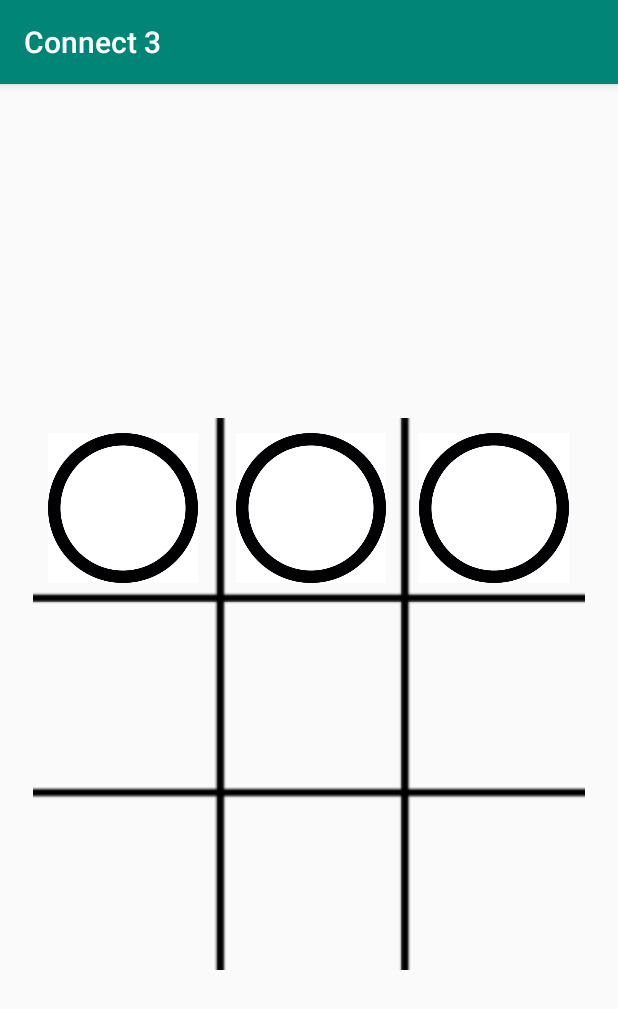
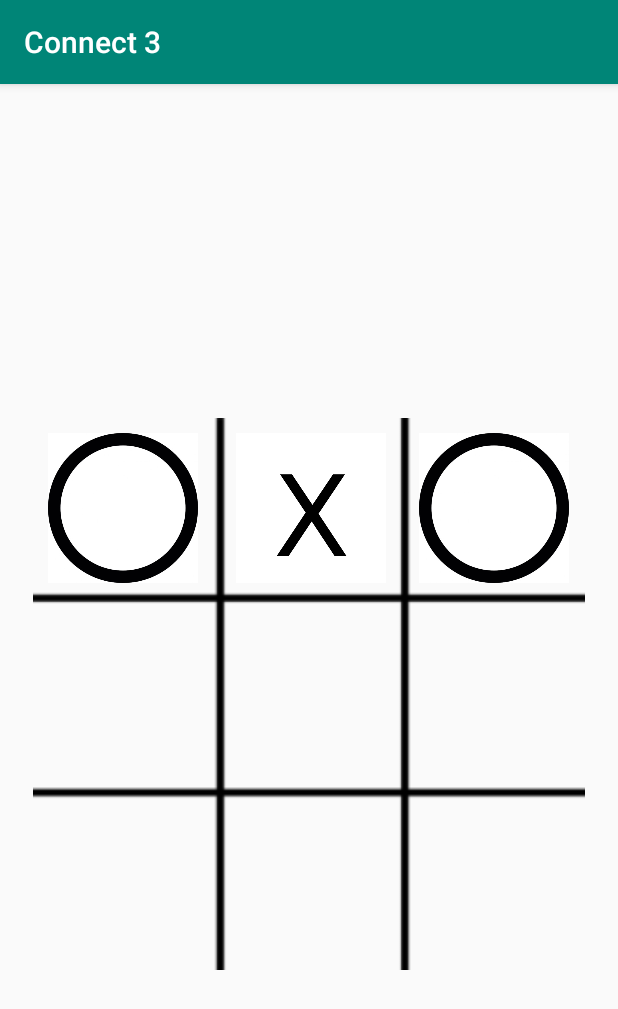
Before and after one commit to samEEG/Tic-Tac-Toe, an Android app: the screen it shows after launch (MainActivity), after a tap on an icon or button, on a phone screen of 412 x 824 dp. Shown: the top 1009 px of the screen. Run offline under Robolectric (Android 15) with nearby library versions, the phone set to English and light mode, and no system bars; 2 other taps on this screen came first.

```diff
--- a/app/src/main/java/com/example/samguraya/connect3/MainActivity.java
+++ b/app/src/main/java/com/example/samguraya/connect3/MainActivity.java
@@ -3,16 +3,69 @@ package com.example.samguraya.connect3;
 import android.support.v7.app.AppCompatActivity;
 import android.os.Bundle;
 import android.view.View;
+import android.widget.Button;
+import android.widget.GridLayout;
 import android.widget.ImageView;
+import android.widget.TextView;
+import android.widget.Toast;
 
 public class MainActivity extends AppCompatActivity {
 
+    //First player is 0, o and second player is 1, x
+    // -1 is empty
+    int[] gameState = {-1, -1, -1, -1, -1, -1, -1, -1, -1};
+    int[][] winningPositions = {{0,1,2},{3,4,5},{6,7,8},{0,3,6},{1,4,7},{2,5,8},{0,4,8},{2,4,6}};
+    int activePlayer = 0;
+    boolean gameActive = true;
     public void dropIn(View view){
         ImageView counter = (ImageView) view;
-        counter.animate().alpha(0);
-        counter.setImageResource(R.drawable.ooo);
-        counter.animate().alpha(1).setDuration(300);
 
+        int tapCounter = Integer.valueOf(counter.getTag().toString());
+        if(gameState[tapCounter] == -1 && gameActive) {
+            counter.animate().alpha(0);
+            gameState[tapCounter] = activePlayer;
+            if (activePlayer == 0) {
+                counter.setImageResource(R.drawable.ooo);
+                activePlayer = 1;
+            } else {
+                counter.setImageResource(R.drawable.xxx);
+                activePlayer = 0;
+            }
+            for (int[] winningPosition : winningPositions) {
+                if (gameState[winningPosition[0]] == gameState[winningPosition[1]] && gameState[winningPosition[1]] == gameState[winningPosition[2]] && gameState[winningPosition[0]] != -1) {
+                    gameActive = false;
+                    String winner = "";
+                    if (activePlayer == 1) {
+                        winner = "O";
+                    } else {
+                        winner = "X";
+                    }
+                    Button playAgainButton = (Button) findViewById(R.id.playAgainButton);
+                    playAgainButton.setVisibility(View.VISIBLE);
+                    TextView winnerTextView = (TextView) findViewById(R.id.winnerTextView);
+                    winnerTextView.setText(winner + " has won");
+                    winnerTextView.setVisibility(View.VISIBLE);
+
+                }
+            }
+            counter.animate().alpha(1).setDuration(300);
+        }
+    }
+    public void playAgain(View view){
+        Button playAgainButton = (Button) findViewById(R.id.playAgainButton);
+        playAgainButton.setVisibility(View.INVISIBLE);
+        TextView winnerTextView = (TextView) findViewById(R.id.winnerTextView);
+        winnerTextView.setVisibility(View.INVISIBLE);
+        android.support.v7.widget.GridLayout gridLayout = (android.support.v7.widget.GridLayout) findViewById(R.id.gridLayout);
+        for(int i=0; i<gridLayout.getChildCount(); i++) {
+            ImageView counter = (ImageView)gridLayout.getChildAt(i);
+            counter.setImageDrawable(null);
+        }
+        for(int i = 0; i < gameState.length; i++){
+            gameState[i] = -1;
+        }
+        activePlayer = 0;
+        gameActive = true;
     }
     @Override
     protected void onCreate(Bundle savedInstanceState) {
--- a/app/src/main/res/layout/activity_main.xml
+++ b/app/src/main/res/layout/activity_main.xml
@@ -7,6 +7,7 @@
     tools:context=".MainActivity">
 
     <android.support.v7.widget.GridLayout
+        android:id="@+id/gridLayout"
         android:layout_width="368dp"
         android:layout_height="368dp"
         android:layout_marginStart="8dp"
@@ -28,7 +29,8 @@
             android:layout_width="100dp"
             android:layout_height="100dp"
             android:layout_margin="10dp"
-            android:onClick="dropIn" />
+            android:onClick="dropIn"
+            android:tag="0" />
 
         <ImageView
             android:id="@+id/imageView2"
@@ -36,21 +38,24 @@
             android:layout_height="100dp"
             android:layout_margin="10dp"
             android:layout_marginLeft="15dp"
-            android:onClick="dropIn" />
+            android:onClick="dropIn"
+            android:tag="1" />
 
         <ImageView
             android:id="@+id/imageView3"
             android:layout_width="100dp"
             android:layout_height="100dp"
             android:layout_margin="10dp"
-            android:onClick="dropIn" />
+            android:onClick="dropIn"
+            android:tag="2" />
 
         <ImageView
             android:id="@+id/imageView4"
             android:layout_width="100dp"
             android:layout_height="100dp"
             android:layout_margin="10dp"
-            android:onClick="dropIn" />
+            android:onClick="dropIn"
+            android:tag="3" />
 
         <ImageView
             android:id="@+id/imageView5"
@@ -58,14 +63,16 @@
             android:layout_height="100dp"
             android:layout_margin="10dp"
             android:layout_marginLeft="17dp"
-            android:onClick="dropIn" />
+            android:onClick="dropIn"
+            android:tag="4" />
 
         <ImageView
             android:id="@+id/imageView6"
             android:layout_width="100dp"
             android:layout_height="100dp"
             android:layout_margin="10dp"
-            android:onClick="dropIn" />
+            android:onClick="dropIn"
+            android:tag="5" />
 
         <ImageView
             android:id="@+id/imageView7"
@@ -73,7 +80,8 @@
             android:layout_height="100dp"
             android:layout_margin="10dp"
             android:layout_marginTop="20dp"
-            android:onClick="dropIn" />
+            android:onClick="dropIn"
+            android:tag="6" />
 
         <ImageView
             android:id="@+id/imageView8"
@@ -82,7 +90,8 @@
             android:layout_margin="10dp"
             android:layout_marginLeft="17dp"
             android:layout_marginTop="20dp"
-            android:onClick="dropIn" />
+            android:onClick="dropIn"
+            android:tag="7" />
 
         <ImageView
             android:id="@+id/imageView9"
@@ -90,7 +99,44 @@
             android:layout_height="100dp"
             android:layout_margin="10dp"
             android:layout_marginTop="20dp"
-            android:onClick="dropIn" />
+            android:onClick="dropIn"
+            android:tag="8" />
 
     </android.support.v7.widget.GridLayout>
+
+    <TextView
+        android:id="@+id/winnerTextView"
+        android:layout_width="wrap_content"
+        android:layout_height="wrap_content"
+        android:layout_marginStart="162dp"
+        android:layout_marginLeft="162dp"
+        android:layout_marginTop="16dp"
+        android:layout_marginEnd="164dp"
+        android:layout_marginRight="164dp"
+        android:layout_marginBottom="59dp"
+        android:text="TextView"
+        android:textSize="20sp"
+        android:visibility="invisible"
+        app:layout_constraintBottom_toTopOf="@+id/gridLayout"
+        app:layout_constraintEnd_toEndOf="parent"
+        app:layout_constraintStart_toStartOf="parent"
+        app:layout_constraintTop_toTopOf="parent" />
+
+    <Button
+        android:id="@+id/playAgainButton"
+        android:layout_width="wrap_content"
+        android:layout_height="wrap_content"
+        android:layout_marginStart="148dp"
+        android:layout_marginLeft="148dp"
+        android:layout_marginTop="6dp"
+        android:layout_marginEnd="148dp"
+        android:layout_marginRight="148dp"
+        android:onClick="playAgain"
+        android:text="PlayAgain"
+        android:visibility="invisible"
+        app:layout_constraintBottom_toTopOf="@+id/gridLayout"
+        app:layout_constraintEnd_toEndOf="parent"
+        app:layout_constraintStart_toStartOf="parent"
+        app:layout_constraintTop_toBottomOf="@+id/winnerTextView" />
+
 </android.support.constraint.ConstraintLayout>
```
